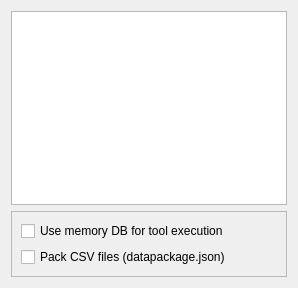
spine-tools/Spine-Toolbox, file spinetoolbox/ui/link_properties.ui: the form before one commit.
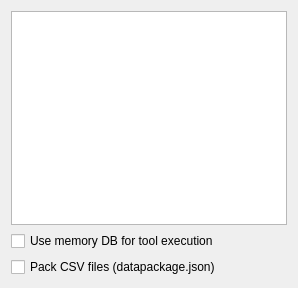
The form after the commit.

Diff of the .ui file:
```diff
--- a/spinetoolbox/ui/link_properties.ui
+++ b/spinetoolbox/ui/link_properties.ui
@@ -40,15 +40,6 @@
     </widget>
    </item>
    <item>
-    <widget class="QFrame" name="frame">
-     <property name="frameShape">
-      <enum>QFrame::StyledPanel</enum>
-     </property>
-     <property name="frameShadow">
-      <enum>QFrame::Raised</enum>
-     </property>
-     <layout class="QVBoxLayout" name="verticalLayout_2">
-      <item>
        <widget class="QCheckBox" name="checkBox_use_memory_db">
         <property name="text">
          <string>Use memory DB for tool execution</string>
@@ -60,9 +51,6 @@
         <property name="text">
          <string>Pack CSV files (datapackage.json)</string>
         </property>
-       </widget>
-      </item>
-     </layout>
     </widget>
    </item>
   </layout>
```
Lines whose indentation alone changed are shown as unchanged.
